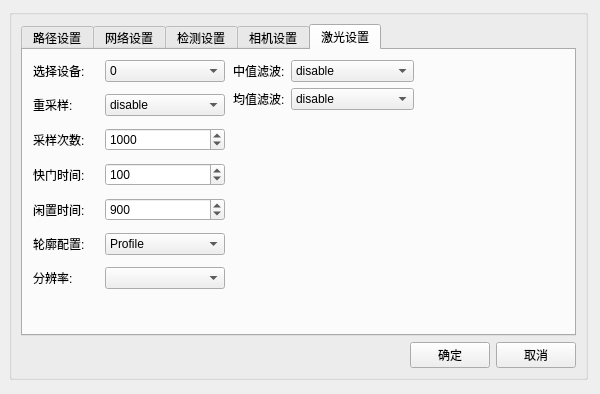
Old version of the form settingDialog.ui in the repository kof98765/scanControl.
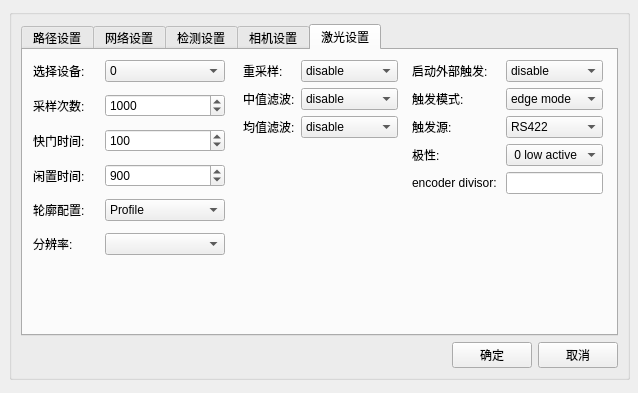
New version of the form. The open tabs and pages were chosen to show the change.

```diff
--- a/settingDialog.ui
+++ b/settingDialog.ui
@@ -6,8 +6,8 @@
    <rect>
     <x>0</x>
     <y>0</y>
-    <width>600</width>
-    <height>394</height>
+    <width>638</width>
+    <height>393</height>
    </rect>
   </property>
   <property name="windowTitle">
@@ -18,7 +18,7 @@
     <rect>
      <x>9</x>
      <y>9</y>
-     <width>579</width>
+     <width>621</width>
      <height>371</height>
     </rect>
    </property>
@@ -703,57 +703,6 @@
          <property name="verticalSpacing">
           <number>12</number>
          </property>
-         <item row="1" column="0">
-          <widget class="QLabel" name="label_20">
-           <property name="text">
-            <string>重采样:</string>
-           </property>
-          </widget>
-         </item>
-         <item row="1" column="1">
-          <widget class="QComboBox" name="resampleValue">
-           <item>
-            <property name="text">
-             <string>disable</string>
-            </property>
-           </item>
-           <item>
-            <property name="text">
-             <string>1级(最小)</string>
-            </property>
-           </item>
-           <item>
-            <property name="text">
-             <string>2级</string>
-            </property>
-           </item>
-           <item>
-            <property name="text">
-             <string>3级</string>
-            </property>
-           </item>
-           <item>
-            <property name="text">
-             <string>4级</string>
-            </property>
-           </item>
-           <item>
-            <property name="text">
-             <string>5级</string>
-            </property>
-           </item>
-           <item>
-            <property name="text">
-             <string>6级</string>
-            </property>
-           </item>
-           <item>
-            <property name="text">
-             <string>7级(最大)</string>
-            </property>
-           </item>
-          </widget>
-         </item>
          <item row="2" column="0">
           <widget class="QLabel" name="label_21">
            <property name="text">
@@ -894,21 +843,21 @@
        <widget class="QWidget" name="formLayoutWidget_2">
         <property name="geometry">
          <rect>
-          <x>210</x>
+          <x>220</x>
           <y>10</y>
-          <width>181</width>
+          <width>155</width>
           <height>271</height>
          </rect>
         </property>
         <layout class="QFormLayout" name="formLayout_2">
-         <item row="0" column="0">
+         <item row="1" column="0">
           <widget class="QLabel" name="label_27">
            <property name="text">
             <string>中值滤波:</string>
            </property>
           </widget>
          </item>
-         <item row="0" column="1">
+         <item row="1" column="1">
           <widget class="QComboBox" name="median">
            <item>
             <property name="text">
@@ -932,14 +881,14 @@
            </item>
           </widget>
          </item>
-         <item row="1" column="0">
+         <item row="2" column="0">
           <widget class="QLabel" name="label_28">
            <property name="text">
             <string>均值滤波:</string>
            </property>
           </widget>
          </item>
-         <item row="1" column="1">
+         <item row="2" column="1">
           <widget class="QComboBox" name="average">
            <item>
             <property name="text">
@@ -962,6 +911,179 @@
             </property>
            </item>
           </widget>
+         </item>
+         <item row="0" column="0">
+          <widget class="QLabel" name="label_20">
+           <property name="text">
+            <string>重采样:</string>
+           </property>
+          </widget>
+         </item>
+         <item row="0" column="1">
+          <widget class="QComboBox" name="resampleValue">
+           <item>
+            <property name="text">
+             <string>disable</string>
+            </property>
+           </item>
+           <item>
+            <property name="text">
+             <string>1级(最小)</string>
+            </property>
+           </item>
+           <item>
+            <property name="text">
+             <string>2级</string>
+            </property>
+           </item>
+           <item>
+            <property name="text">
+             <string>3级</string>
+            </property>
+           </item>
+           <item>
+            <property name="text">
+             <string>4级</string>
+            </property>
+           </item>
+           <item>
+            <property name="text">
+             <string>5级</string>
+            </property>
+           </item>
+           <item>
+            <property name="text">
+             <string>6级</string>
+            </property>
+           </item>
+           <item>
+            <property name="text">
+             <string>7级(最大)</string>
+            </property>
+           </item>
+          </widget>
+         </item>
+        </layout>
+       </widget>
+       <widget class="QWidget" name="formLayoutWidget_3">
+        <property name="geometry">
+         <rect>
+          <x>389</x>
+          <y>10</y>
+          <width>191</width>
+          <height>271</height>
+         </rect>
+        </property>
+        <layout class="QFormLayout" name="formLayout_3">
+         <item row="0" column="0">
+          <widget class="QLabel" name="label_30">
+           <property name="text">
+            <string>启动外部触发:</string>
+           </property>
+          </widget>
+         </item>
+         <item row="0" column="1">
+          <widget class="QComboBox" name="trigger">
+           <item>
+            <property name="text">
+             <string>disable</string>
+            </property>
+           </item>
+           <item>
+            <property name="text">
+             <string>enable</string>
+            </property>
+           </item>
+          </widget>
+         </item>
+         <item row="1" column="0">
+          <widget class="QLabel" name="label_31">
+           <property name="text">
+            <string>触发模式:</string>
+           </property>
+          </widget>
+         </item>
+         <item row="1" column="1">
+          <widget class="QComboBox" name="triggerMode">
+           <item>
+            <property name="text">
+             <string>edge mode</string>
+            </property>
+           </item>
+           <item>
+            <property name="text">
+             <string>pulse mode</string>
+            </property>
+           </item>
+           <item>
+            <property name="text">
+             <string>gated mode</string>
+            </property>
+           </item>
+           <item>
+            <property name="text">
+             <string>encoder mode</string>
+            </property>
+           </item>
+          </widget>
+         </item>
+         <item row="2" column="0">
+          <widget class="QLabel" name="label_32">
+           <property name="text">
+            <string>触发源:</string>
+           </property>
+          </widget>
+         </item>
+         <item row="2" column="1">
+          <widget class="QComboBox" name="triggerSource">
+           <property name="toolTip">
+            <string>&lt;html&gt;&lt;head/&gt;&lt;body&gt;&lt;p&gt;0 RS422&lt;/p&gt;&lt;p&gt;1 Input In1 (Mode 0, 1 and 2) or encoder (Mode 3)&lt;/p&gt;&lt;/body&gt;&lt;/html&gt;</string>
+           </property>
+           <property name="toolTipDuration">
+            <number>-1</number>
+           </property>
+           <item>
+            <property name="text">
+             <string extracomment="RS422">RS422</string>
+            </property>
+           </item>
+           <item>
+            <property name="text">
+             <string extracomment="Input In1 (Mode 0, 1 and 2) or encoder (Mode 3)">Input In1 (Mode 0, 1 and 2) or encoder (Mode 3)</string>
+            </property>
+           </item>
+          </widget>
+         </item>
+         <item row="3" column="0">
+          <widget class="QLabel" name="label_33">
+           <property name="text">
+            <string>极性:</string>
+           </property>
+          </widget>
+         </item>
+         <item row="3" column="1">
+          <widget class="QComboBox" name="triggerPolarity">
+           <item>
+            <property name="text">
+             <string> 0 low active</string>
+            </property>
+           </item>
+           <item>
+            <property name="text">
+             <string>1 high active</string>
+            </property>
+           </item>
+          </widget>
+         </item>
+         <item row="4" column="0">
+          <widget class="QLabel" name="label_34">
+           <property name="text">
+            <string>encoder divisor: </string>
+           </property>
+          </widget>
+         </item>
+         <item row="4" column="1">
+          <widget class="QLineEdit" name="encoderDivisor"/>
          </item>
         </layout>
        </widget>
```
Left out of the diff: 2 changed lines with no effect on the pictures.
